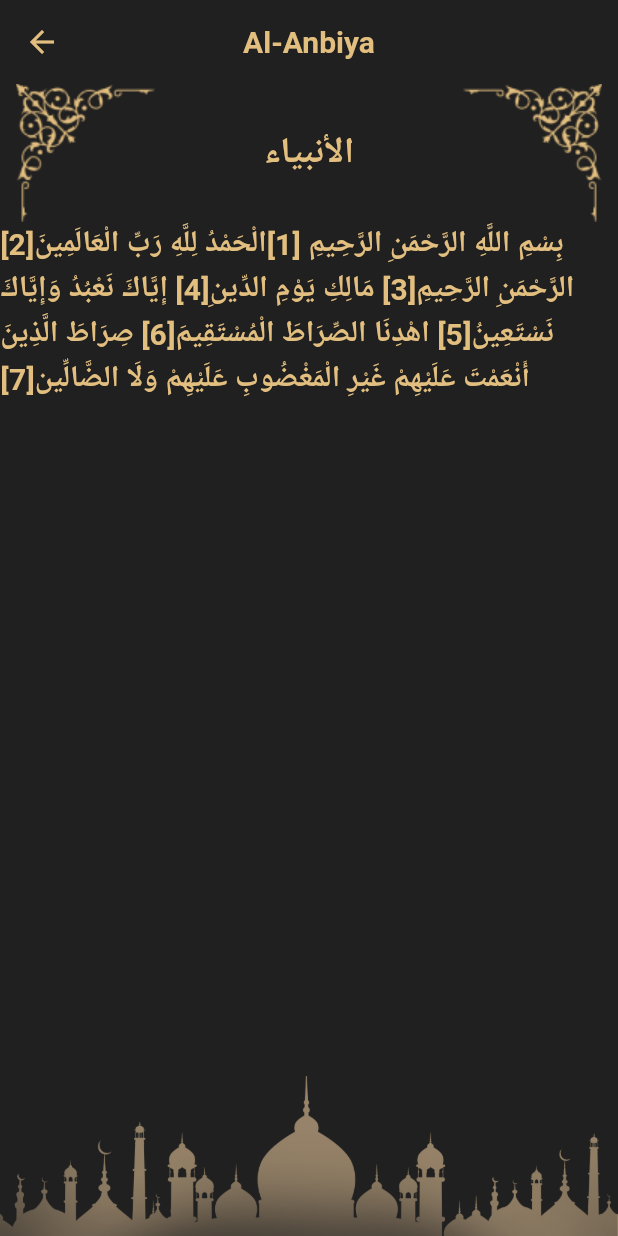
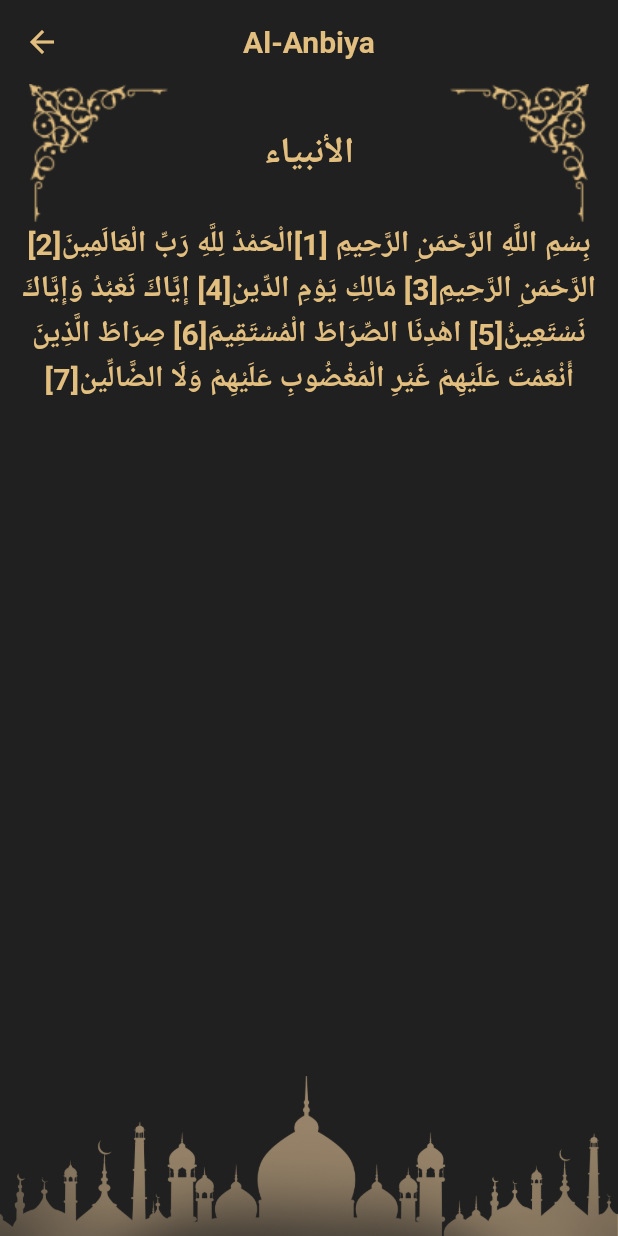
Before and after one commit to ahmdes/islami_app_two, a Flutter app: the QuranDetails screen opened directly with sample values from the repository, on a phone screen of 412 x 824 dp. Run offline on Flutter 3.47's test engine with Material 3 defaults, Android fonts, the phone set to English and light mode, and no system bars.

Commit message:
finished quran details

```diff
--- a/lib/config/theme/theme_manager.dart
+++ b/lib/config/theme/theme_manager.dart
@@ -1,18 +1,24 @@
 import 'package:flutter/material.dart';
 import '../../core/resources/colors_manager.dart';
 
-class ThemeManager{
-  static ThemeData light=ThemeData(
+class ThemeManager {
+  static ThemeData light = ThemeData(
       scaffoldBackgroundColor: ColorsManager.black,
       appBarTheme: AppBarTheme(
-      color: ColorsManager.black,
-      // titleTextStyle:
+        iconTheme: IconThemeData(
+          color: ColorsManager.gold,
+        ),
+        backgroundColor: ColorsManager.black,
+        titleTextStyle: TextStyle(
+          fontWeight: FontWeight.w700,
+          fontSize: 20,
+          color: ColorsManager.gold,
+        ),
       ),
       bottomNavigationBarTheme: BottomNavigationBarThemeData(
         backgroundColor: ColorsManager.gold,
         selectedItemColor: ColorsManager.white,
         unselectedItemColor: ColorsManager.black,
         type: BottomNavigationBarType.fixed,
-    )
-  );
+      ));
 }
--- a/lib/core/resources/asset_manager.dart
+++ b/lib/core/resources/asset_manager.dart
@@ -28,5 +28,5 @@ class AssetManager{
   static const String decorationOfSuraNumber="$base/decoration_sura_number.png";
   static const String leftOfQuranDetails="$base/leftOfQuranDetails.png";
   static const String rightOfQuranDetails="$base/rightOfQuranDetails.png";
-  static const String mosqueOfBottom="$base/mosque_of_bottom.png";
+  static const String quran_details_bottom_image="$base/quran_details_bottom_image.png";
 }
--- /dev/null
+++ b/lib/presentation/screens/home/tabs/quran/quran_details/components/sura_content.dart
@@ -0,0 +1,19 @@
+import 'package:flutter/material.dart';
+import '../../../../../../../core/resources/colors_manager.dart';
+class SuraContent extends StatelessWidget {
+  const SuraContent({super.key,required this.content});
+  final String content;
+  @override
+  Widget build(BuildContext context) {
+    return Text(
+      content,
+      textDirection: TextDirection.rtl,
+      textAlign: TextAlign.center,
+      style: TextStyle(
+        color: ColorsManager.gold,
+        fontWeight: FontWeight.w700,
+        fontSize: 20,
+      ),
+    );
+  }
+}
--- a/lib/presentation/screens/home/tabs/quran/quran_details/quran_details.dart
+++ b/lib/presentation/screens/home/tabs/quran/quran_details/quran_details.dart
@@ -3,6 +3,7 @@ import 'package:flutter/services.dart';
 import 'package:islami_app_2/presentation/screens/home/tabs/quran/models/sura.dart';
 import '../../../../../../core/resources/asset_manager.dart';
 import '../../../../../../core/resources/colors_manager.dart';
+import 'components/sura_content.dart';
 
 class QuranDetails extends StatefulWidget {
   const QuranDetails(
@@ -23,22 +24,16 @@ class _QuranDetailsState extends State<QuranDetails> {
     }
     return Scaffold(
       appBar: AppBar(
-        iconTheme: IconThemeData(
-          color: ColorsManager.gold,
-        ),
         title: Text(
           widget.sura.enSuraName,
-          style: TextStyle(
-            fontWeight: FontWeight.w700,
-            fontSize: 20,
-            color: ColorsManager.gold,
-          ),
         ),
         centerTitle: true,
       ),
       body: SingleChildScrollView(
+        child: Padding(
+          padding: const EdgeInsets.symmetric(horizontal: 10.0),
           child: Column(
-          //mainAxisAlignment: MainAxisAlignment.center,
+            mainAxisAlignment: MainAxisAlignment.spaceBetween,
             children: [
               Row(
                 children: [
@@ -72,23 +67,16 @@ class _QuranDetailsState extends State<QuranDetails> {
               ),
               fileContent.isEmpty
                   ? CircularProgressIndicator()
-                : Text(
-                    fileContent,
-                    style: TextStyle(
-                      color: ColorsManager.gold,
-                      fontWeight: FontWeight.w700,
-                      fontSize: 20,
-                    ),
-                  ),
+                  : SuraContent(content:fileContent),
             ],
           ),
         ),
+      ),
       bottomNavigationBar: Image.asset(
-        AssetManager.mosqueOfBottom,
+        AssetManager.quran_details_bottom_image,
       ),
     );
   }
-
   void loadSuraContent(int index) async {
     String filePath = "assets/files/Suras/$index.txt";
     fileContent = await rootBundle.loadString(filePath);
```
Also changed, not shown: assets/images/quran_details_bottom_image.png (renamed from assets/images/mosque_of_bottom.png). Lines whose indentation alone changed are shown as unchanged.
